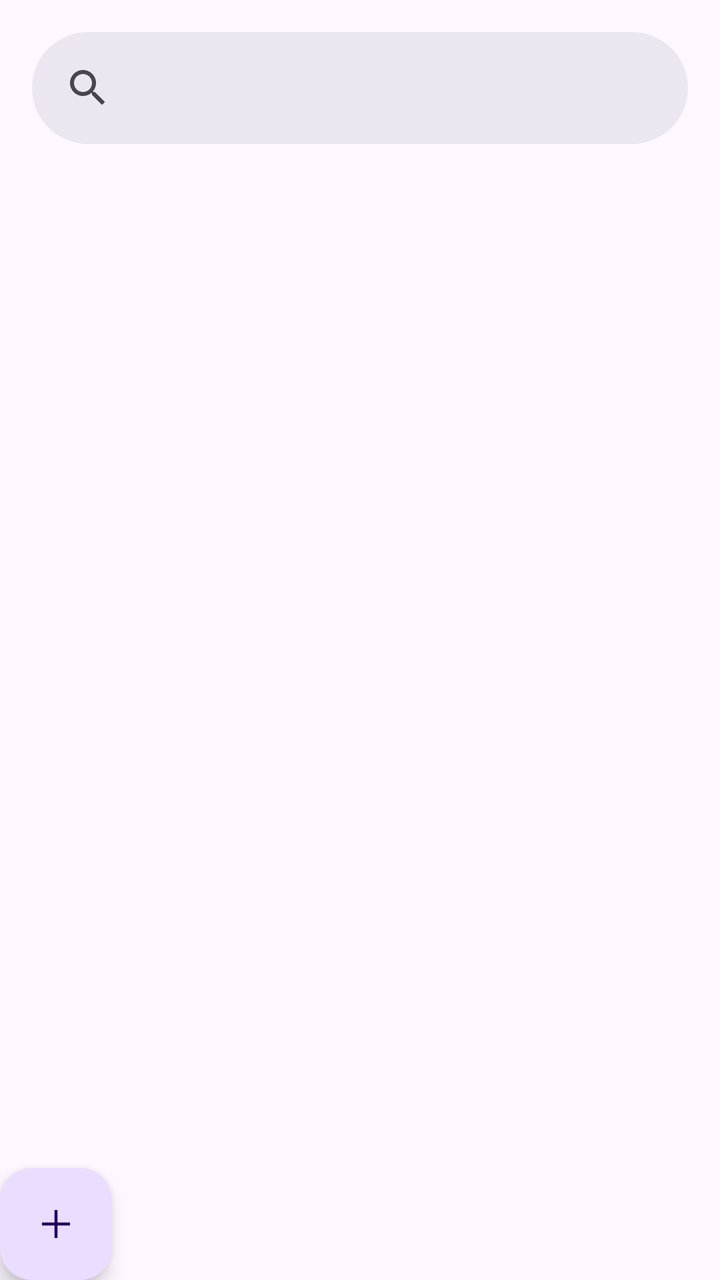
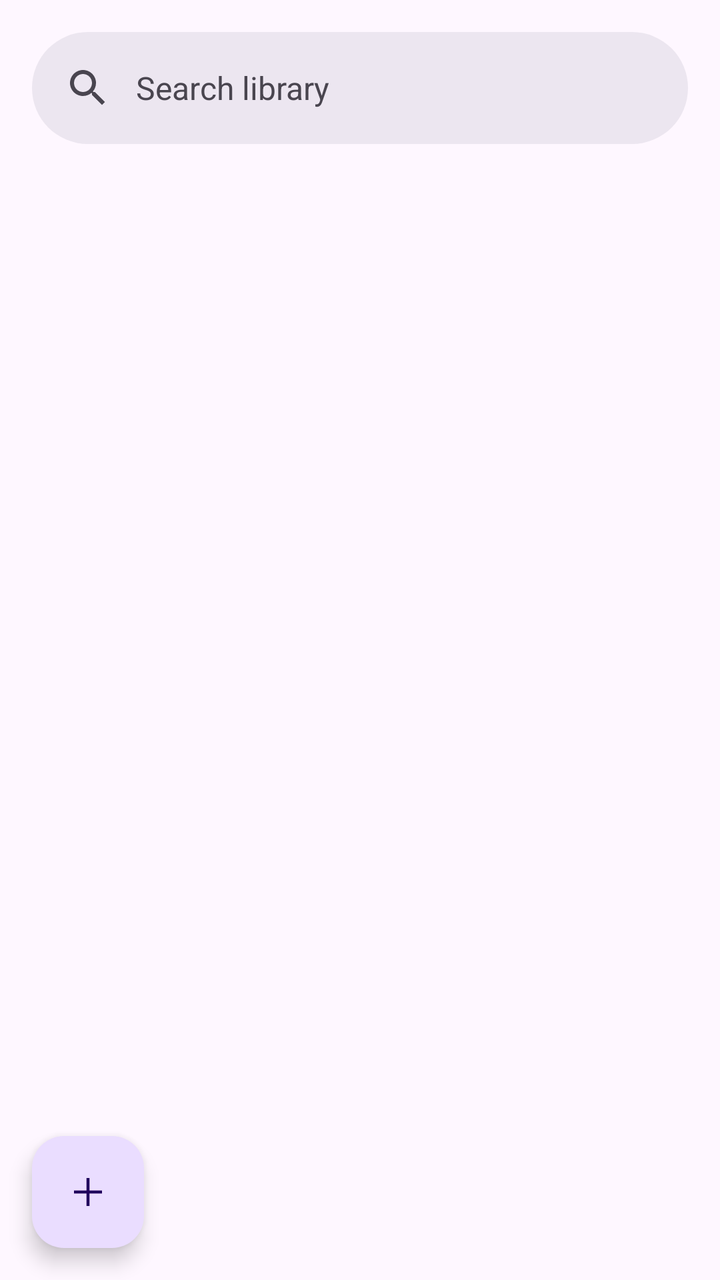

Screens rendered from an Android XML layout before and after an edit, with the pre-edit source and the edit as a unified diff.
<!-- AndroidManifest.xml: application theme Theme.Books_Project -->
<!-- res/layout/fragment_libaries.xml -->
<?xml version="1.0" encoding="utf-8"?>
<FrameLayout xmlns:android="http://schemas.android.com/apk/res/android"
    xmlns:app="http://schemas.android.com/apk/res-auto"
    xmlns:tools="http://schemas.android.com/tools"
    android:layout_width="match_parent"
    android:layout_height="match_parent"
    tools:context=".LibrariesFragment">

    <androidx.constraintlayout.widget.ConstraintLayout
        android:layout_width="match_parent"
        android:layout_height="match_parent">

        <com.google.android.material.search.SearchView
            android:id="@+id/searchView"
            android:layout_width="match_parent"
            android:layout_height="match_parent"
            />

        <com.google.android.material.search.SearchBar
            android:id="@+id/libSearchBar"
            android:layout_width="0dp"
            android:layout_height="wrap_content"

            android:layout_marginStart="16dp"
            android:layout_marginTop="16dp"
            android:layout_marginEnd="16dp"
            app:layout_constraintEnd_toEndOf="parent"
            app:layout_constraintStart_toStartOf="parent"
            app:layout_constraintTop_toTopOf="parent" />

        <com.google.android.material.floatingactionbutton.FloatingActionButton
            android:id="@+id/createLibBtn"
            android:layout_width="wrap_content"
            android:layout_height="wrap_content"
            android:clickable="true"
            android:src="@drawable/add_48px"
            app:layout_constraintBottom_toBottomOf="parent"
            app:layout_constraintStart_toStartOf="parent" />

        <ListView
            android:id="@+id/libsList"
            android:layout_width="match_parent"
            android:layout_height="wrap_content"
            app:layout_constraintBottom_toTopOf="@+id/createLibBtn"
            app:layout_constraintEnd_toEndOf="parent"
            app:layout_constraintHorizontal_bias="0.0"
            app:layout_constraintStart_toStartOf="parent"
            app:layout_constraintTop_toBottomOf="@+id/libSearchBar"
            app:layout_constraintVertical_bias="0.0" />

    </androidx.constraintlayout.widget.ConstraintLayout>

</FrameLayout>
<!-- resources referenced by this layout -->
<resources>
  <!-- drawable add_48px (drawable) -->
  <vector xmlns:android="http://schemas.android.com/apk/res/android"
      android:width="48dp"
      android:height="48dp"
      android:viewportWidth="960"
      android:viewportHeight="960"
      android:tint="?attr/colorControlNormal">
    <path
        android:fillColor="@android:color/white"
        android:pathData="M450,510L200,510L200,450L450,450L450,200L510,200L510,450L760,450L760,510L510,510L510,760L450,760L450,510Z"/>
  </vector>
  <style name="Theme.Books_Project" parent="Base.Theme.Books_Project" />
  <style name="Base.Theme.Books_Project" parent="Theme.Material3.DayNight.NoActionBar">
          
          
      </style>
</resources>

<!-- the commit's change to res/layout/fragment_libaries.xml (unified diff, before → after) -->
@@ -1,53 +1,57 @@
 <?xml version="1.0" encoding="utf-8"?>
-<FrameLayout xmlns:android="http://schemas.android.com/apk/res/android"
+<androidx.constraintlayout.widget.ConstraintLayout xmlns:android="http://schemas.android.com/apk/res/android"
     xmlns:app="http://schemas.android.com/apk/res-auto"
     xmlns:tools="http://schemas.android.com/tools"
     android:layout_width="match_parent"
     android:layout_height="match_parent"
     tools:context=".LibrariesFragment">
 
-    <androidx.constraintlayout.widget.ConstraintLayout
-        android:layout_width="match_parent"
-        android:layout_height="match_parent">
+    <com.google.android.material.search.SearchBar
+        android:id="@+id/libSearchBar"
+        android:layout_width="0dp"
+        android:layout_height="wrap_content"
+        android:layout_marginHorizontal="16dp"
+        android:hint="Search library"
+        app:layout_constraintEnd_toEndOf="parent"
+        app:layout_constraintStart_toStartOf="parent"
+        app:layout_constraintTop_toTopOf="parent" />
 
-        <com.google.android.material.search.SearchView
-            android:id="@+id/searchView"
+    <ListView
+        android:id="@+id/libsList"
+        android:layout_width="0dp"
+        android:layout_height="0dp"
+        app:layout_constraintTop_toBottomOf="@+id/libSearchBar"
+        app:layout_constraintBottom_toTopOf="@+id/createLibBtn"
+        app:layout_constraintStart_toStartOf="parent"
+        app:layout_constraintEnd_toEndOf="parent"/>
+
+    <com.google.android.material.floatingactionbutton.FloatingActionButton
+        android:id="@+id/createLibBtn"
+        android:layout_width="wrap_content"
+        android:layout_height="wrap_content"
+        android:layout_margin="16dp"
+        android:clickable="true"
+        android:src="@drawable/add_48px"
+        app:layout_constraintBottom_toBottomOf="parent"
+        app:layout_constraintStart_toStartOf="parent" />
+
+    <com.google.android.material.search.SearchView
+        android:id="@+id/searchView"
+        android:layout_width="0dp"
+        android:layout_height="0dp"
+        android:hint="Search library"
+        app:layout_anchor="@id/libSearchBar"
+        app:layout_constraintBottom_toBottomOf="parent"
+        app:layout_constraintEnd_toEndOf="parent"
+        app:layout_constraintStart_toStartOf="parent"
+        app:layout_constraintTop_toTopOf="parent">
+
+        
+        <ListView
+            android:id="@+id/searchListView"
             android:layout_width="match_parent"
-            android:layout_height="match_parent"
-            />
+            android:layout_height="match_parent" />
 
-        <com.google.android.material.search.SearchBar
-            android:id="@+id/libSearchBar"
-            android:layout_width="0dp"
-            android:layout_height="wrap_content"
+    </com.google.android.material.search.SearchView>
 
-            android:layout_marginStart="16dp"
-            android:layout_marginTop="16dp"
-            android:layout_marginEnd="16dp"
-            app:layout_constraintEnd_toEndOf="parent"
-            app:layout_constraintStart_toStartOf="parent"
-            app:layout_constraintTop_toTopOf="parent" />
-
-        <com.google.android.material.floatingactionbutton.FloatingActionButton
-            android:id="@+id/createLibBtn"
-            android:layout_width="wrap_content"
-            android:layout_height="wrap_content"
-            android:clickable="true"
-            android:src="@drawable/add_48px"
-            app:layout_constraintBottom_toBottomOf="parent"
-            app:layout_constraintStart_toStartOf="parent" />
-
-        <ListView
-            android:id="@+id/libsList"
-            android:layout_width="match_parent"
-            android:layout_height="wrap_content"
-            app:layout_constraintBottom_toTopOf="@+id/createLibBtn"
-            app:layout_constraintEnd_toEndOf="parent"
-            app:layout_constraintHorizontal_bias="0.0"
-            app:layout_constraintStart_toStartOf="parent"
-            app:layout_constraintTop_toBottomOf="@+id/libSearchBar"
-            app:layout_constraintVertical_bias="0.0" />
-
-    </androidx.constraintlayout.widget.ConstraintLayout>
-
-</FrameLayout>
+</androidx.constraintlayout.widget.ConstraintLayout>
